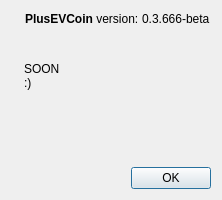
Qt form src/qt/forms/BeginnerDialog.ui (plusevcoin/plusevcoin) before a commit.
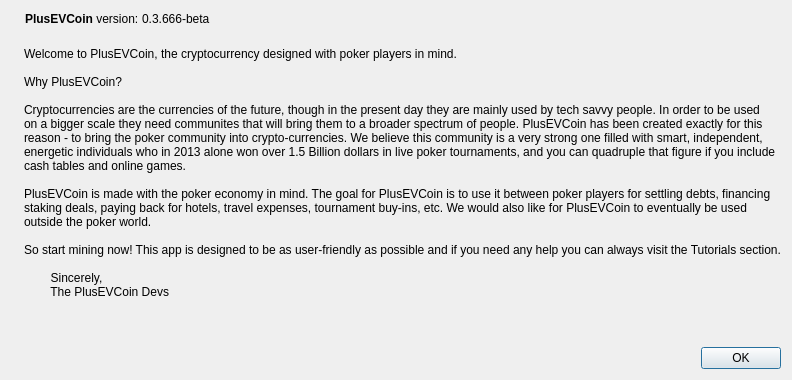
The same form after that commit. Icons and pictures are not drawn.

Commit message: Beginner tutorial

```diff
--- a/src/qt/forms/BeginnerDialog.ui
+++ b/src/qt/forms/BeginnerDialog.ui
@@ -100,8 +100,25 @@
      <item>
       <widget class="QLabel" name="label_2">
        <property name="text">
-           <string>SOON
-:)
+           <string>
+Welcome to PlusEVCoin, the cryptocurrency designed with poker players in mind.
+
+Why PlusEVCoin? 
+
+Cryptocurrencies are the currencies of the future, though in the present day they are mainly used by tech savvy people. In order to be used
+on a bigger scale they need communites that will bring them to a broader spectrum of people. PlusEVCoin has been created exactly for this
+reason - to bring the poker community into crypto-currencies. We believe this community is a very strong one filled with smart, independent,
+energetic individuals who in 2013 alone won over 1.5 Billion dollars in live poker tournaments, and you can quadruple that figure if you include
+cash tables and online games.
+
+PlusEVCoin is made with the poker economy in mind. The goal for PlusEVCoin is to use it between poker players for settling debts, financing
+staking deals, paying back for hotels, travel expenses, tournament buy-ins, etc. We would also like for PlusEVCoin to eventually be used
+outside the poker world.
+
+So start mining now! This app is designed to be as user-friendly as possible and if you need any help you can always visit the Tutorials section.
+
+        Sincerely, 
+        The PlusEVCoin Devs
 
 
            </string>
```
The commit also changes 3 other files.
